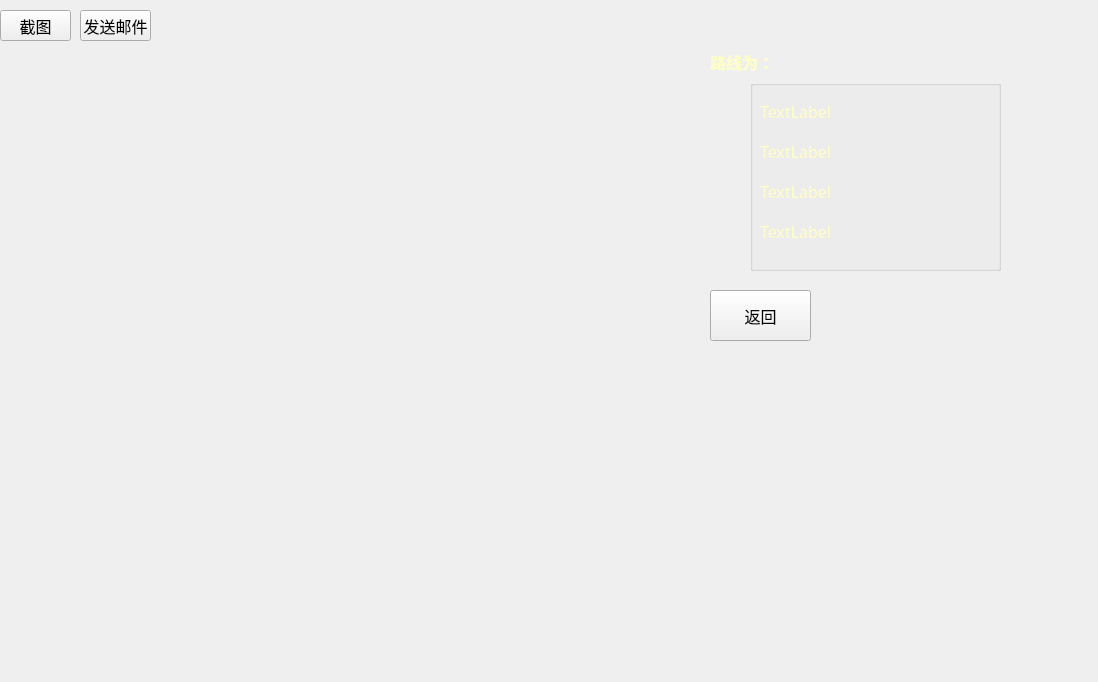
Nahjs/CampusGuideSystem, file bjtuMap.ui: the form before one commit.
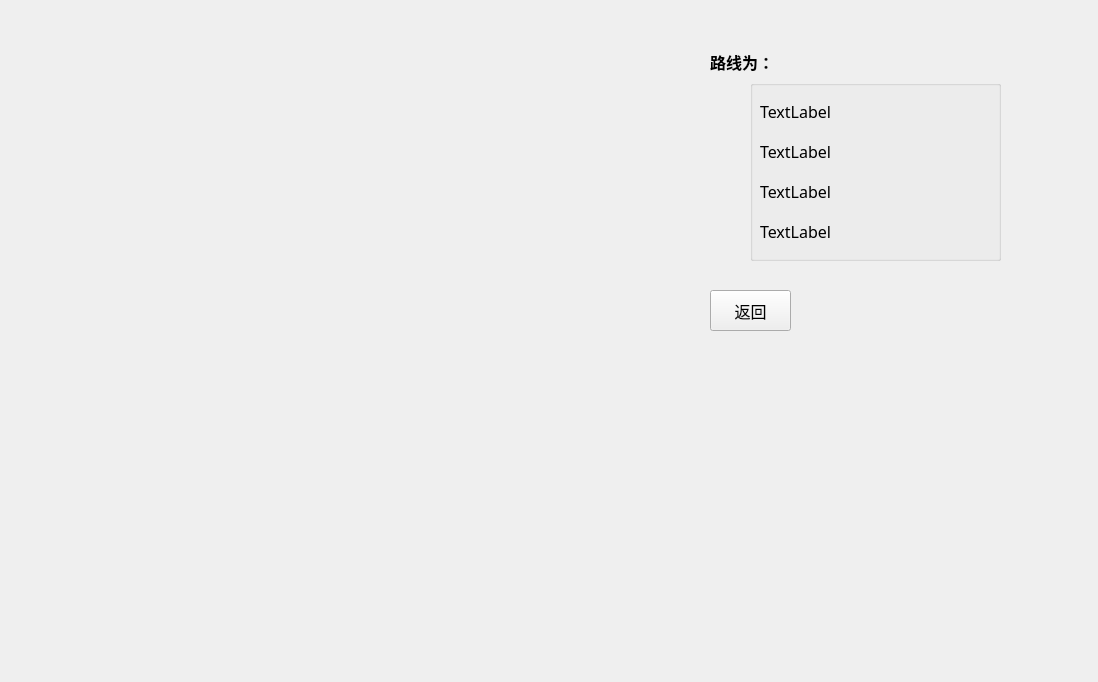
The form after the commit.

```diff
--- a/bjtuMap.ui
+++ b/bjtuMap.ui
@@ -19,7 +19,7 @@
      <x>750</x>
      <y>80</y>
      <width>251</width>
-     <height>191</height>
+     <height>181</height>
     </rect>
    </property>
    <property name="title">
@@ -42,7 +42,7 @@
      </font>
     </property>
     <property name="text">
-     <string>&lt;html&gt;&lt;head/&gt;&lt;body&gt;&lt;p&gt;&lt;span style=&quot; color:#ffffc5;&quot;&gt;TextLabel&lt;/span&gt;&lt;/p&gt;&lt;/body&gt;&lt;/html&gt;</string>
+     <string>&lt;html&gt;&lt;head/&gt;&lt;body&gt;&lt;p&gt;&lt;span style=&quot; color:#000000;&quot;&gt;TextLabel&lt;/span&gt;&lt;/p&gt;&lt;/body&gt;&lt;/html&gt;</string>
     </property>
    </widget>
    <widget class="QLabel" name="label_route_2">
@@ -62,7 +62,7 @@
      </font>
     </property>
     <property name="text">
-     <string>&lt;html&gt;&lt;head/&gt;&lt;body&gt;&lt;p&gt;&lt;span style=&quot; color:#ffffc5;&quot;&gt;TextLabel&lt;/span&gt;&lt;/p&gt;&lt;/body&gt;&lt;/html&gt;</string>
+     <string>&lt;html&gt;&lt;head/&gt;&lt;body&gt;&lt;p&gt;&lt;span style=&quot; color:#000000;&quot;&gt;TextLabel&lt;/span&gt;&lt;/p&gt;&lt;/body&gt;&lt;/html&gt;</string>
     </property>
    </widget>
    <widget class="QLabel" name="label_route_3">
@@ -82,7 +82,7 @@
      </font>
     </property>
     <property name="text">
-     <string>&lt;html&gt;&lt;head/&gt;&lt;body&gt;&lt;p&gt;&lt;span style=&quot; color:#ffffc5;&quot;&gt;TextLabel&lt;/span&gt;&lt;/p&gt;&lt;/body&gt;&lt;/html&gt;</string>
+     <string>&lt;html&gt;&lt;head/&gt;&lt;body&gt;&lt;p&gt;&lt;span style=&quot; color:#000000;&quot;&gt;TextLabel&lt;/span&gt;&lt;/p&gt;&lt;/body&gt;&lt;/html&gt;</string>
     </property>
    </widget>
    <widget class="QLabel" name="label_route_4">
@@ -102,7 +102,7 @@
      </font>
     </property>
     <property name="text">
-     <string>&lt;html&gt;&lt;head/&gt;&lt;body&gt;&lt;p&gt;&lt;span style=&quot; color:#ffffc5;&quot;&gt;TextLabel&lt;/span&gt;&lt;/p&gt;&lt;/body&gt;&lt;/html&gt;</string>
+     <string>&lt;html&gt;&lt;head/&gt;&lt;body&gt;&lt;p&gt;&lt;span style=&quot; color:#000000;&quot;&gt;TextLabel&lt;/span&gt;&lt;/p&gt;&lt;/body&gt;&lt;/html&gt;</string>
     </property>
    </widget>
   </widget>
@@ -122,48 +122,7 @@
     </font>
    </property>
    <property name="text">
-    <string>&lt;html&gt;&lt;head/&gt;&lt;body&gt;&lt;p&gt;&lt;span style=&quot; font-size:12pt; font-weight:600; color:#ffffc5;&quot;&gt;路线为：&lt;/span&gt;&lt;/p&gt;&lt;/body&gt;&lt;/html&gt;</string>
-   </property>
-  </widget>
-  <widget class="QPushButton" name="pushButton_email">
-   <property name="geometry">
-    <rect>
-     <x>80</x>
-     <y>10</y>
-     <width>71</width>
-     <height>31</height>
-    </rect>
-   </property>
-   <property name="font">
-    <font>
-     <family>黑体</family>
-     <pointsize>12</pointsize>
-    </font>
-   </property>
-   <property name="text">
-    <string>发送邮件</string>
-   </property>
-  </widget>
-  <widget class="QPushButton" name="pushButton_screen">
-   <property name="geometry">
-    <rect>
-     <x>0</x>
-     <y>10</y>
-     <width>71</width>
-     <height>31</height>
-    </rect>
-   </property>
-   <property name="font">
-    <font>
-     <family>黑体</family>
-     <pointsize>12</pointsize>
-    </font>
-   </property>
-   <property name="styleSheet">
-    <string notr="true"/>
-   </property>
-   <property name="text">
-    <string>截图</string>
+    <string>&lt;html&gt;&lt;head/&gt;&lt;body&gt;&lt;p&gt;&lt;span style=&quot; font-size:12pt; font-weight:600; color:#000000;&quot;&gt;路线为：&lt;/span&gt;&lt;/p&gt;&lt;/body&gt;&lt;/html&gt;</string>
    </property>
   </widget>
   <widget class="QPushButton" name="pushButton_return">
@@ -171,8 +130,8 @@
     <rect>
      <x>710</x>
      <y>290</y>
-     <width>101</width>
-     <height>51</height>
+     <width>81</width>
+     <height>41</height>
     </rect>
    </property>
    <property name="font">
```
